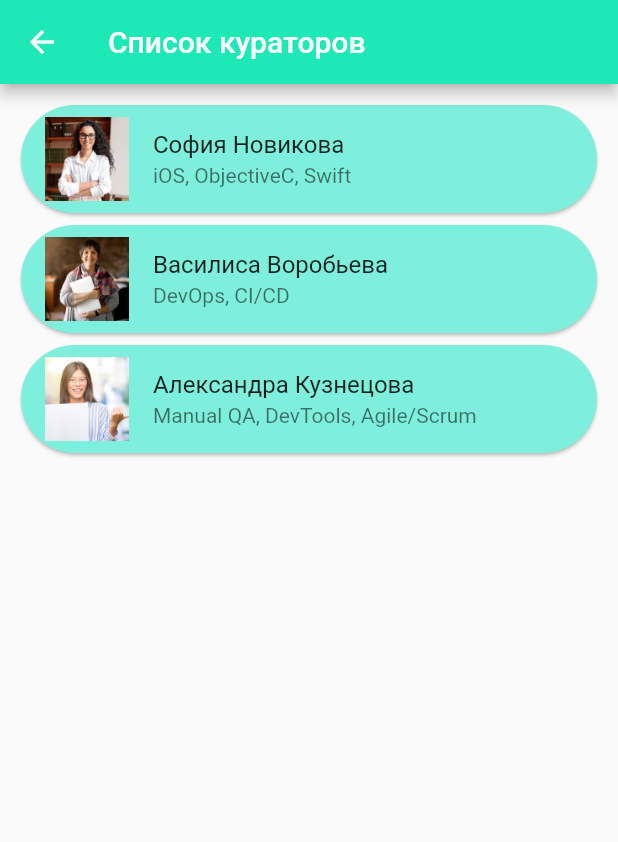
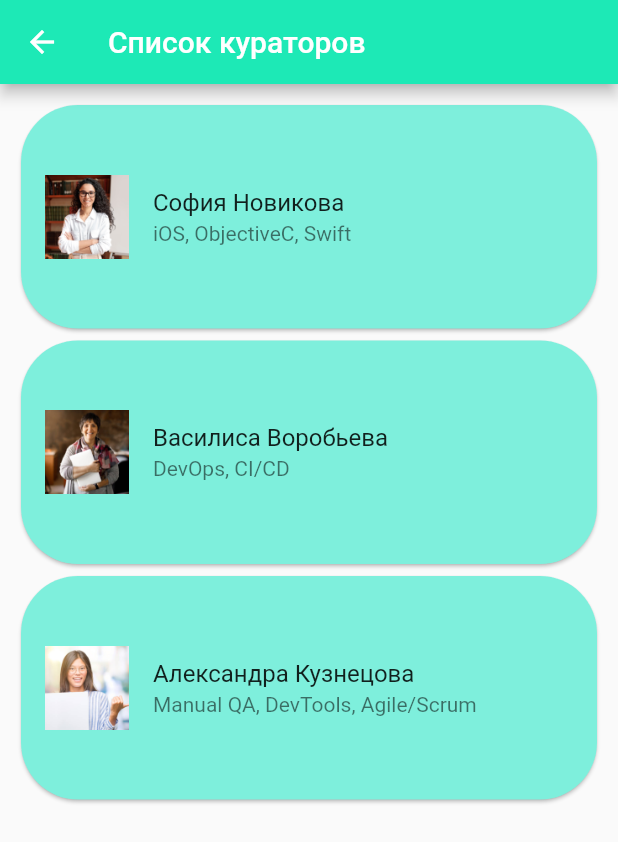
Before and after one commit to sv-makh/team15, a Flutter app: the Curators screen opened directly with empty values, on a phone screen of 412 x 824 dp. Shown: the top 842 px of the screen. Run offline on Flutter 3.47's test engine with Material 2 defaults, Android fonts, the phone set to English and light mode, and no system bars; our stand-ins replace splashscreen.

Commit message:
extract custom card

```diff
--- /dev/null
+++ b/lib/Decor/custom_card.dart
@@ -0,0 +1,29 @@
+import 'package:flutter/material.dart';
+import 'package:team15/Decor/custom_colors.dart';
+
+class CustomCard extends StatelessWidget {
+  String image;
+  String title;
+  String subtitle;
+  Function onTap;
+
+  CustomCard(this.image, this.title, this.subtitle, this.onTap);
+
+  @override
+  Widget build(BuildContext context) {
+    return Container(
+      height: 157,
+      child: Card(
+      color: buttonColor,
+      shape: RoundedRectangleBorder(
+        borderRadius: BorderRadius.circular(38.0),
+      ),
+      child: Center( child: ListTile(
+        leading: Image.asset(image),
+        title: Text(title),
+        subtitle: Text(subtitle),
+        onTap: () => onTap,
+      )),
+    ));
+  }
+}
--- a/lib/Decor/decorations.dart
+++ b/lib/Decor/custom_colors.dart
@@ -9,3 +9,5 @@ List<Color?> categoryColors = [
   Color.fromRGBO(119, 235, 151, 1),
   Color.fromRGBO(126, 239, 220, 1),
 ];
+
+Color buttonColor = Color.fromRGBO(126, 239, 220, 1);
--- a/lib/Screens/categories.dart
+++ b/lib/Screens/categories.dart
@@ -1,6 +1,6 @@
 import 'package:flutter/material.dart';
 import 'package:team15/Data/data.dart';
-import 'package:team15/Decor/decorations.dart';
+import 'package:team15/Decor/custom_colors.dart';
 
 class Categories extends StatelessWidget {
   Categories({this.onPush});
--- a/lib/Screens/curators.dart
+++ b/lib/Screens/curators.dart
@@ -1,6 +1,7 @@
 import 'package:flutter/material.dart';
 import 'package:team15/Data/data.dart';
 import 'package:team15/Screens/curator_profile.dart';
+import 'package:team15/Decor/custom_card.dart';
 
 class Curators extends StatelessWidget {
   int indexCategory = 0;
@@ -26,7 +27,17 @@ class Curators extends StatelessWidget {
           child: ListView.builder(
               itemCount: curatorsOfSubcategory!.length,
               itemBuilder: ((BuildContext context, int index) {
-                return Card(
+                return CustomCard(curatorsOfSubcategory[index].avatar,
+                    curatorsOfSubcategory[index].name,
+                    curatorsOfSubcategory[index].bio,
+                    () {
+                      Route route = MaterialPageRoute(
+                          builder: ((context) => CuratorProfile(
+                              indexCategory, indexSubcategory, index)));
+                      Navigator.push(context, route);
+                    }
+                    );
+                /*return Card(
                   color: const Color.fromRGBO(126, 239, 220, 1),
                   shape: RoundedRectangleBorder(
                     borderRadius: BorderRadius.circular(38.0),
@@ -42,7 +53,7 @@ class Curators extends StatelessWidget {
                       Navigator.push(context, route);
                     },
                   ),
-                );
+                );*/
               })),
         ));
   }
--- a/lib/Screens/lectures.dart
+++ b/lib/Screens/lectures.dart
@@ -1,6 +1,7 @@
 import 'package:flutter/material.dart';
 import 'package:team15/Data/data.dart';
 import 'package:team15/Screens/lecture_signup.dart';
+import 'package:team15/Decor/custom_card.dart';
 
 class Lectures extends StatefulWidget {
   @override
@@ -73,7 +74,14 @@ class _LecturesState extends State<Lectures> {
 
           Lection currentLection = _showLections[index];
 
-          return Card(
+          return CustomCard(currentLection.icon, currentLection.name, currentLection.description,
+              () {
+                Route route = MaterialPageRoute(builder: ((context) => LectureSignUp(index)));
+                Navigator.push(context, route);
+              }
+              );
+
+          /*return Card(
             color: const Color.fromRGBO(126, 239, 220, 1),
             shape: RoundedRectangleBorder(
               borderRadius: BorderRadius.circular(38.0),
@@ -87,7 +95,7 @@ class _LecturesState extends State<Lectures> {
                 Navigator.push(context, route);
               },
             ),
-            );
+            );*/
           }
         )
       )),
--- a/lib/Screens/subcategories.dart
+++ b/lib/Screens/subcategories.dart
@@ -1,7 +1,7 @@
 import 'package:flutter/material.dart';
 import 'package:team15/Screens/curators.dart';
 import 'package:team15/Data/data.dart';
-import 'package:team15/Decor/decorations.dart';
+import 'package:team15/Decor/custom_colors.dart';
 
 class SubCat extends StatelessWidget {
   int index = 0;
```
